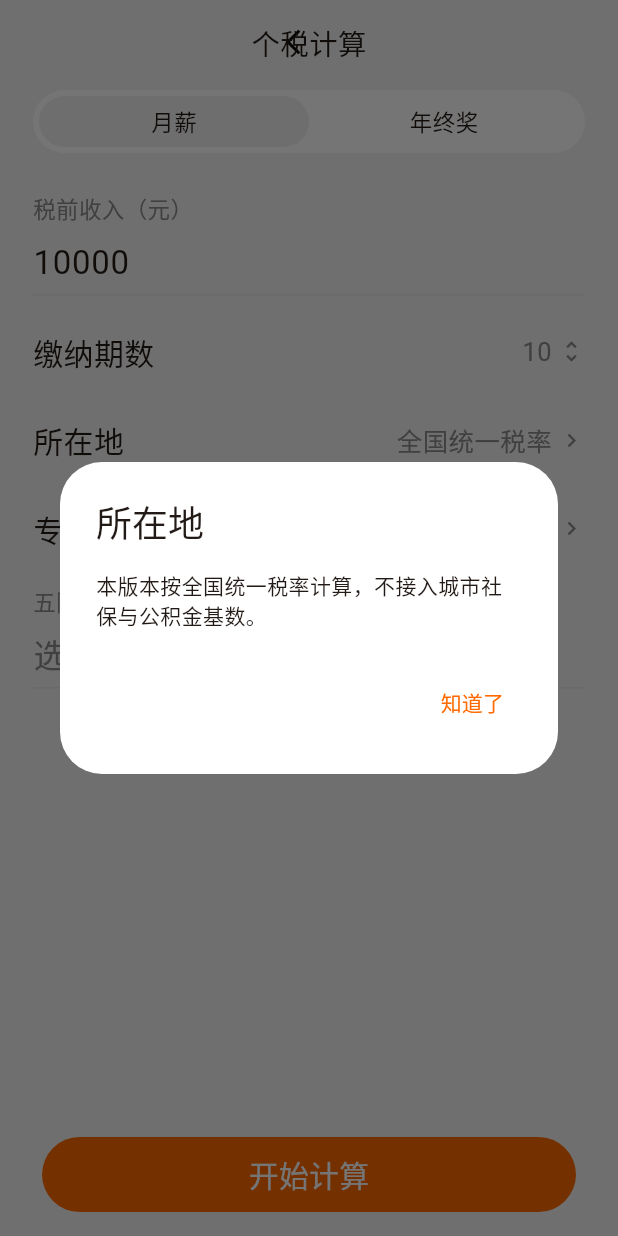
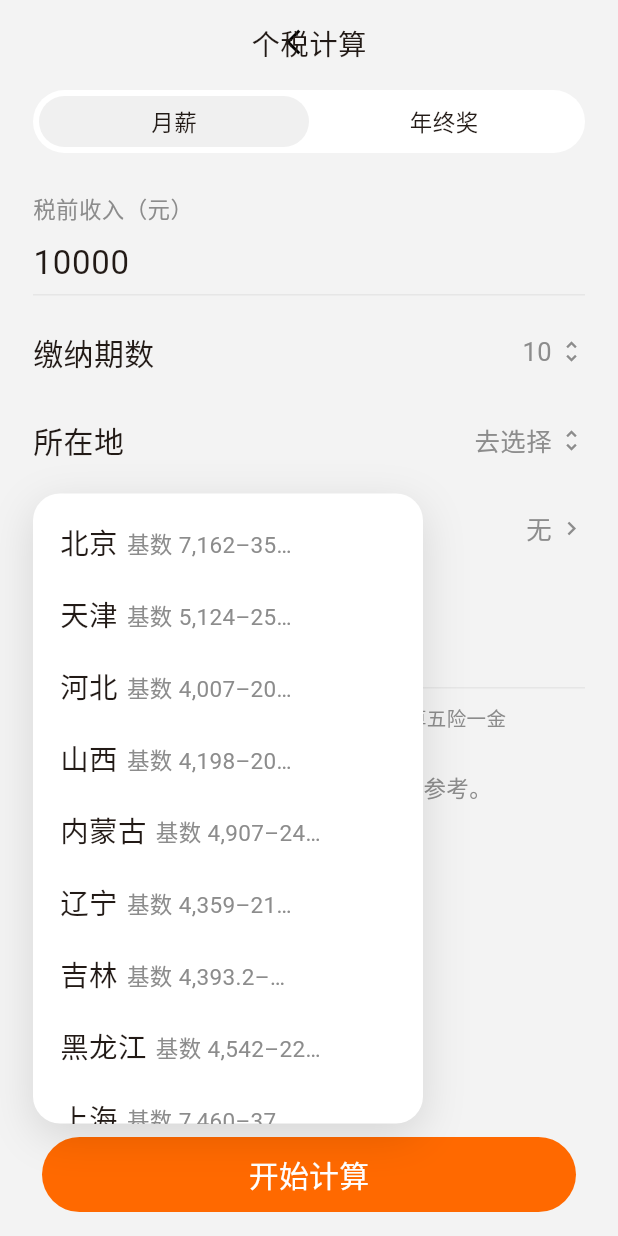
Before and after one commit to fnthinklevi/FnthinkCalculator, a Flutter app: the TaxPage screen opened directly, after a tap on "所在地", on a phone screen of 412 x 824 dp. Run offline on Flutter 3.47's test engine with Material 3 defaults, Android fonts, the phone set to English and light mode, and no system bars; our stand-ins replace shared_preferences; accounts and stored records are empty.

Commit message:
feat: 个税接入省级社保基数静态表
- 内置 31 省 2025 社保基数/平均工资，离线可选
- 选择省份后按个人费率 10.5% 估算五险一金，可手动修改
- 明确标注数据年度/来源与不含公积金；203 项测试全绿

```diff
--- /dev/null
+++ b/lib/core/utils/social_insurance.dart
@@ -0,0 +1,237 @@
+class ProvinceSocialBase {
+  const ProvinceSocialBase({
+    required this.name,
+    required this.averageYuan,
+    required this.lowerYuan,
+    required this.upperYuan,
+  });
+
+  final String name;
+  final double averageYuan;
+  final double lowerYuan;
+  final double upperYuan;
+
+  String get rangeLabel =>
+      '基数 ${_group(lowerYuan)}–${_group(upperYuan)} 元';
+}
+
+// 2025 社保年度（基于 2024 社平工资），数据来源：人社通公开汇总。
+// 个人费率按养老 8% + 医疗 2% + 失业 0.5% 估算，不含公积金。
+const provinceSocialBases = <ProvinceSocialBase>[
+  ProvinceSocialBase(
+    name: '北京',
+    averageYuan: 11937,
+    lowerYuan: 7162,
+    upperYuan: 35811,
+  ),
+  ProvinceSocialBase(
+    name: '天津',
+    averageYuan: 8540,
+    lowerYuan: 5124,
+    upperYuan: 25620,
+  ),
+  ProvinceSocialBase(
+    name: '河北',
+    averageYuan: 6678,
+    lowerYuan: 4007,
+    upperYuan: 20034,
+  ),
+  ProvinceSocialBase(
+    name: '山西',
+    averageYuan: 6997,
+    lowerYuan: 4198,
+    upperYuan: 20991,
+  ),
+  ProvinceSocialBase(
+    name: '内蒙古',
+    averageYuan: 8179,
+    lowerYuan: 4907,
+    upperYuan: 24537,
+  ),
+  ProvinceSocialBase(
+    name: '辽宁',
+    averageYuan: 7264,
+    lowerYuan: 4359,
+    upperYuan: 21792,
+  ),
+  ProvinceSocialBase(
+    name: '吉林',
+    averageYuan: 7322,
+    lowerYuan: 4393.2,
+    upperYuan: 21966,
+  ),
+  ProvinceSocialBase(
+    name: '黑龙江',
+    averageYuan: 7570,
+    lowerYuan: 4542,
+    upperYuan: 22710,
+  ),
+  ProvinceSocialBase(
+    name: '上海',
+    averageYuan: 12434,
+    lowerYuan: 7460,
+    upperYuan: 37302,
+  ),
+  ProvinceSocialBase(
+    name: '江苏',
+    averageYuan: 8254,
+    lowerYuan: 4952,
+    upperYuan: 24762,
+  ),
+  ProvinceSocialBase(
+    name: '浙江',
+    averageYuan: 8433,
+    lowerYuan: 4986,
+    upperYuan: 25299,
+  ),
+  ProvinceSocialBase(
+    name: '安徽',
+    averageYuan: 7185,
+    lowerYuan: 4311,
+    upperYuan: 21556,
+  ),
+  ProvinceSocialBase(
+    name: '福建',
+    averageYuan: 7535,
+    lowerYuan: 4043,
+    upperYuan: 22607,
+  ),
+  ProvinceSocialBase(
+    name: '江西',
+    averageYuan: 6525,
+    lowerYuan: 3915,
+    upperYuan: 19575,
+  ),
+  ProvinceSocialBase(
+    name: '山东',
+    averageYuan: 7506,
+    lowerYuan: 4504,
+    upperYuan: 22518,
+  ),
+  ProvinceSocialBase(
+    name: '河南',
+    averageYuan: 6385,
+    lowerYuan: 3831,
+    upperYuan: 19155,
+  ),
+  ProvinceSocialBase(
+    name: '湖北',
+    averageYuan: 7496,
+    lowerYuan: 4498,
+    upperYuan: 22488,
+  ),
+  ProvinceSocialBase(
+    name: '湖南',
+    averageYuan: 6787,
+    lowerYuan: 4072,
+    upperYuan: 20361,
+  ),
+  ProvinceSocialBase(
+    name: '广东',
+    averageYuan: 9183,
+    lowerYuan: 4775,
+    upperYuan: 27549,
+  ),
+  ProvinceSocialBase(
+    name: '广西',
+    averageYuan: 6905,
+    lowerYuan: 4143,
+    upperYuan: 20715,
+  ),
+  ProvinceSocialBase(
+    name: '海南',
+    averageYuan: 8188,
+    lowerYuan: 4912.8,
+    upperYuan: 24564,
+  ),
+  ProvinceSocialBase(
+    name: '重庆',
+    averageYuan: 7339,
+    lowerYuan: 4404,
+    upperYuan: 22017,
+  ),
+  ProvinceSocialBase(
+    name: '四川',
+    averageYuan: 7646,
+    lowerYuan: 4588,
+    upperYuan: 22938,
+  ),
+  ProvinceSocialBase(
+    name: '贵州',
+    averageYuan: 7324.5,
+    lowerYuan: 4394.7,
+    upperYuan: 21973.5,
+  ),
+  ProvinceSocialBase(
+    name: '云南',
+    averageYuan: 7263,
+    lowerYuan: 4357,
+    upperYuan: 21789,
+  ),
+  ProvinceSocialBase(
+    name: '西藏',
+    averageYuan: 11777,
+    lowerYuan: 7066.2,
+    upperYuan: 35331,
+  ),
+  ProvinceSocialBase(
+    name: '陕西',
+    averageYuan: 7750,
+    lowerYuan: 4650,
+    upperYuan: 23250,
+  ),
+  ProvinceSocialBase(
+    name: '甘肃',
+    averageYuan: 7338,
+    lowerYuan: 4403,
+    upperYuan: 22014,
+  ),
+  ProvinceSocialBase(
+    name: '青海',
+    averageYuan: 8816,
+    lowerYuan: 5289.6,
+    upperYuan: 26448,
+  ),
+  ProvinceSocialBase(
+    name: '宁夏',
+    averageYuan: 8258,
+    lowerYuan: 4955,
+    upperYuan: 24774,
+  ),
+  ProvinceSocialBase(
+    name: '新疆',
+    averageYuan: 8448,
+    lowerYuan: 5069,
+    upperYuan: 25344,
+  ),
+];
+
+const personalInsuranceRate = 0.105;
+
+ProvinceSocialBase? provinceByName(String? name) {
+  if (name == null) return null;
+  for (final province in provinceSocialBases) {
+    if (province.name == name) return province;
+  }
+  return null;
+}
+
+int estimatePersonalInsuranceCents(ProvinceSocialBase province) {
+  return ((province.averageYuan * 100 * personalInsuranceRate) + 0.5).floor();
+}
+
+double estimatePersonalInsuranceYuan(ProvinceSocialBase province) {
+  return estimatePersonalInsuranceCents(province) / 100;
+}
+
+String _group(double value) {
+  final text = value.toStringAsFixed(2).replaceFirst(RegExp(r'\.?0+$'), '');
+  final parts = text.split('.');
+  final digits = parts.first;
+  final buffer = StringBuffer();
+  for (var index = 0; index < digits.length; index++) {
+    if (index > 0 && (digits.length - index) % 3 == 0) buffer.write(',');
+    buffer.write(digits[index]);
+  }
+  return parts.length > 1 ? '$buffer.${parts[1]}' : buffer.toString();
+}
--- a/lib/features/multifunction/tax/tax_page.dart
+++ b/lib/features/multifunction/tax/tax_page.dart
@@ -1,6 +1,7 @@
 import 'package:flutter/material.dart';
 
 import '../../../core/utils/mortgage_calc.dart' show formatMoneyCents;
+import '../../../core/utils/social_insurance.dart';
 import '../../../core/utils/tax_calc.dart';
 import '../../../theme/tokens.dart';
 import '../../../widgets/anchored_picker.dart';
@@ -42,6 +43,9 @@ class _TaxPageState extends State<TaxPage> {
   final Set<String> _selected = {};
   String? _error;
   final _installmentsKey = GlobalKey();
+  final _locationKey = GlobalKey();
+  String? _provinceName;
+  String? _autoInsurance;
 
   @override
   void dispose() {
@@ -151,20 +155,34 @@ class _TaxPageState extends State<TaxPage> {
     );
   }
 
-  void _showLocation() {
-    showDialog<void>(
+  Future<void> _pickProvince() async {
+    final selected = await showAnchoredPicker<ProvinceSocialBase>(
       context: context,
-      builder: (dialogContext) => AlertDialog(
-        title: const Text('所在地'),
-        content: const Text('本版本按全国统一税率计算，不接入城市社保与公积金基数。'),
-        actions: [
-          TextButton(
-            onPressed: () => Navigator.of(dialogContext).pop(),
-            child: const Text('知道了'),
+      anchorKey: _locationKey,
+      items: [
+        for (final province in provinceSocialBases)
+          AnchoredPickerItem(
+            id: province.name,
+            title: province.name,
+            subtitle: province.rangeLabel,
+            value: province,
           ),
-        ],
-      ),
+      ],
+      selected: provinceByName(_provinceName),
+      keyPrefix: 'tax-province',
+      width: 260,
+      maxHeight: 420,
     );
+    if (selected == null || !mounted) return;
+    final estimateText = (estimatePersonalInsuranceCents(selected) / 100)
+        .toStringAsFixed(2);
+    setState(() {
+      _provinceName = selected.name;
+      if (_insurance.text.isEmpty || _insurance.text == _autoInsurance) {
+        _insurance.text = estimateText;
+        _autoInsurance = estimateText;
+      }
+    });
   }
 
   void _calculate() {
@@ -253,10 +271,10 @@ class _TaxPageState extends State<TaxPage> {
                     ),
                     _SettingRow(
                       key: const Key('tax-location'),
-                      picker: false,
+                      anchorKey: _locationKey,
                       label: '所在地',
-                      value: '全国统一税率',
-                      onTap: _showLocation,
+                      value: _provinceName ?? '去选择',
+                      onTap: _pickProvince,
                     ),
                     _SettingRow(
                       key: const Key('tax-deduction'),
@@ -272,6 +290,19 @@ class _TaxPageState extends State<TaxPage> {
                       label: '五险一金（元）',
                       controller: _insurance,
                       placeholder: '选填，合计金额',
+                    ),
+                    Padding(
+                      padding: const EdgeInsets.only(top: 2, bottom: 4),
+                      child: Text(
+                        _provinceName == null
+                            ? '选择所在地后，可按当地 2025 平均工资估算五险一金'
+                            : '按 2025 ${_provinceName!} 平均工资 ${provinceByName(_provinceName)!.averageYuan.toStringAsFixed(0)} 元、${provinceByName(_provinceName)!.rangeLabel}、个人费率 10.5% 估算，不含公积金',
+                        style: TextStyle(
+                          fontSize: 13,
+                          height: 1.4,
+                          color: CalcColors.secondaryText(context),
+                        ),
+                      ),
                     ),
                   ],
                   if (_error != null)
--- a/lib/widgets/anchored_picker.dart
+++ b/lib/widgets/anchored_picker.dart
@@ -126,12 +126,16 @@ Future<T?> showAnchoredPicker<T>({
                                   ),
                                   if (item.subtitle != null) ...[
                                     const SizedBox(width: 6),
-                                    Text(
-                                      item.subtitle!,
-                                      style: TextStyle(
-                                        fontSize: 15,
-                                        color: CalcColors.secondaryText(
-                                          context,
+                                    Flexible(
+                                      child: Text(
+                                        item.subtitle!,
+                                        maxLines: 1,
+                                        overflow: TextOverflow.ellipsis,
+                                        style: TextStyle(
+                                          fontSize: 15,
+                                          color: CalcColors.secondaryText(
+                                            context,
+                                          ),
                                         ),
                                       ),
                                     ),
```
Also changed, not shown: 2 other files.
